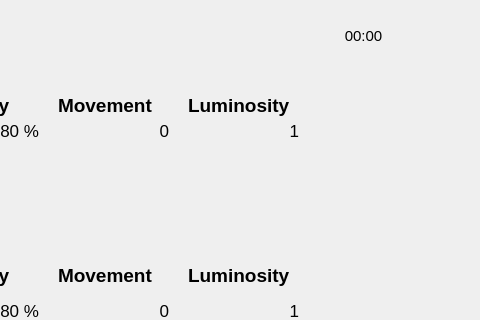
The window that Display/display.ui (lala74/INSA-PFE-Smart-Home) describes before a commit, drawn with Qt 5; both pictures show x 212 to 692 and y 0 to 320 of the 692 by 459 pixel window.
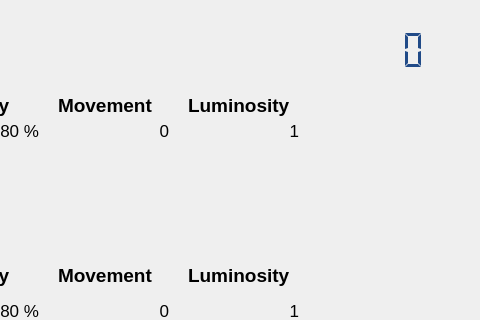
The same window after the commit.

Commit message: Refactor display functions

Patch:
```diff
--- a/Display/display.ui
+++ b/Display/display.ui
@@ -10,6 +10,13 @@
     <height>459</height>
    </rect>
   </property>
+  <property name="font">
+   <font>
+    <weight>50</weight>
+    <italic>false</italic>
+    <bold>false</bold>
+   </font>
+  </property>
   <property name="windowTitle">
    <string>Display</string>
   </property>
@@ -428,25 +435,43 @@
      <set>Qt::AlignRight|Qt::AlignTrailing|Qt::AlignVCenter</set>
     </property>
    </widget>
-   <widget class="QLabel" name="TimeDisplay">
+   <widget class="QLCDNumber" name="TimeDisplay">
     <property name="geometry">
      <rect>
-      <x>530</x>
-      <y>20</y>
-      <width>91</width>
-      <height>31</height>
+      <x>470</x>
+      <y>30</y>
+      <width>171</width>
+      <height>41</height>
      </rect>
     </property>
     <property name="font">
      <font>
-      <pointsize>11</pointsize>
+      <weight>50</weight>
+      <italic>false</italic>
+      <bold>false</bold>
+      <strikeout>false</strikeout>
      </font>
     </property>
-    <property name="text">
-     <string>00:00</string>
+    <property name="styleSheet">
+     <string notr="true">color: rgb(32, 74, 135);</string>
     </property>
-    <property name="alignment">
-     <set>Qt::AlignCenter</set>
+    <property name="frameShape">
+     <enum>QFrame::NoFrame</enum>
+    </property>
+    <property name="frameShadow">
+     <enum>QFrame::Raised</enum>
+    </property>
+    <property name="lineWidth">
+     <number>0</number>
+    </property>
+    <property name="midLineWidth">
+     <number>0</number>
+    </property>
+    <property name="digitCount">
+     <number>8</number>
+    </property>
+    <property name="segmentStyle">
+     <enum>QLCDNumber::Flat</enum>
     </property>
    </widget>
   </widget>
```
Left out of the diff: 18 changed lines with no effect on the pictures. The commit also changes 2 other files.
